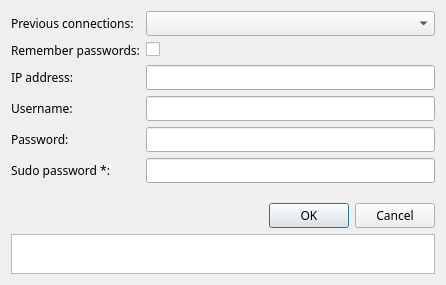
First picture: the form in modules/dialogPassword.ui, repository bcavlin/onering, before the edit.
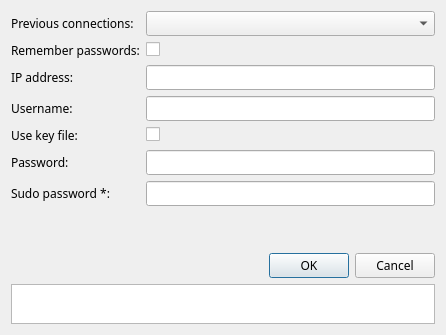
Second picture: the form after the edit.

Diff of the .ui file:
```diff
--- a/modules/dialogPassword.ui
+++ b/modules/dialogPassword.ui
@@ -10,7 +10,7 @@
     <x>0</x>
     <y>0</y>
     <width>446</width>
-    <height>285</height>
+    <height>335</height>
    </rect>
   </property>
   <property name="font">
@@ -26,23 +26,9 @@
     <layout class="QVBoxLayout" name="verticalLayout">
      <item>
       <layout class="QFormLayout" name="formLayout">
-       <item row="4" column="0">
-        <widget class="QLabel" name="passwordLabel">
-         <property name="text">
-          <string>Password: </string>
-         </property>
-        </widget>
-       </item>
-       <item row="4" column="1">
-        <widget class="QLineEdit" name="passwordLineEdit">
-         <property name="maxLength">
-          <number>256</number>
-         </property>
-         <property name="echoMode">
-          <enum>QLineEdit::Password</enum>
-         </property>
-        </widget>
-       </item>
+       <property name="fieldGrowthPolicy">
+        <enum>QFormLayout::AllNonFixedFieldsGrow</enum>
+       </property>
        <item row="0" column="0">
         <widget class="QLabel" name="previousConnectionsLabel">
          <property name="text">
@@ -53,37 +39,6 @@
        <item row="0" column="1">
         <widget class="QComboBox" name="previousConnectionsComboBox"/>
        </item>
-       <item row="2" column="0">
-        <widget class="QLabel" name="iPAddressLabel">
-         <property name="text">
-          <string>IP address:</string>
-         </property>
-        </widget>
-       </item>
-       <item row="2" column="1">
-        <widget class="QLineEdit" name="iPAddressLineEdit">
-         <property name="maxLength">
-          <number>256</number>
-         </property>
-        </widget>
-       </item>
-       <item row="5" column="0">
-        <widget class="QLabel" name="sudoPasswordLabel">
-         <property name="text">
-          <string>Sudo password *:</string>
-         </property>
-        </widget>
-       </item>
-       <item row="5" column="1">
-        <widget class="QLineEdit" name="sudoPasswordLineEdit">
-         <property name="maxLength">
-          <number>256</number>
-         </property>
-         <property name="echoMode">
-          <enum>QLineEdit::Password</enum>
-         </property>
-        </widget>
-       </item>
        <item row="1" column="0">
         <widget class="QLabel" name="rememberPasswordsLabel">
          <property name="text">
@@ -94,6 +49,20 @@
        <item row="1" column="1">
         <widget class="QCheckBox" name="rememberPasswordsCheckBox"/>
        </item>
+       <item row="2" column="0">
+        <widget class="QLabel" name="iPAddressLabel">
+         <property name="text">
+          <string>IP address:</string>
+         </property>
+        </widget>
+       </item>
+       <item row="2" column="1">
+        <widget class="QLineEdit" name="iPAddressLineEdit">
+         <property name="maxLength">
+          <number>256</number>
+         </property>
+        </widget>
+       </item>
        <item row="3" column="0">
         <widget class="QLabel" name="usernameLabel">
          <property name="text">
@@ -104,6 +73,50 @@
        <item row="3" column="1">
         <widget class="QLineEdit" name="usernameLineEdit"/>
        </item>
+       <item row="5" column="0">
+        <widget class="QLabel" name="passwordLabel">
+         <property name="text">
+          <string>Password: </string>
+         </property>
+        </widget>
+       </item>
+       <item row="5" column="1">
+        <widget class="QLineEdit" name="passwordLineEdit">
+         <property name="maxLength">
+          <number>256</number>
+         </property>
+         <property name="echoMode">
+          <enum>QLineEdit::Password</enum>
+         </property>
+        </widget>
+       </item>
+       <item row="6" column="0">
+        <widget class="QLabel" name="sudoPasswordLabel">
+         <property name="text">
+          <string>Sudo password *:</string>
+         </property>
+        </widget>
+       </item>
+       <item row="6" column="1">
+        <widget class="QLineEdit" name="sudoPasswordLineEdit">
+         <property name="maxLength">
+          <number>256</number>
+         </property>
+         <property name="echoMode">
+          <enum>QLineEdit::Password</enum>
+         </property>
+        </widget>
+       </item>
+       <item row="4" column="0">
+        <widget class="QLabel" name="useKeyFileLabel">
+         <property name="text">
+          <string>Use key file:</string>
+         </property>
+        </widget>
+       </item>
+       <item row="4" column="1">
+        <widget class="QCheckBox" name="useKeyFileCheckBox"/>
+       </item>
       </layout>
      </item>
      <item>
```
Left out of the diff: 2 changed lines with no effect on the pictures.
